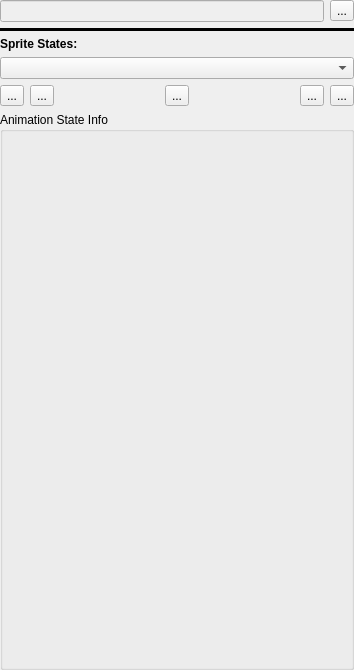
This is DesignerTool/src/SpriteWidget.ui in GameOverture/HarmonyEngine as Qt 5 draws it before an edit. The edited form follows.
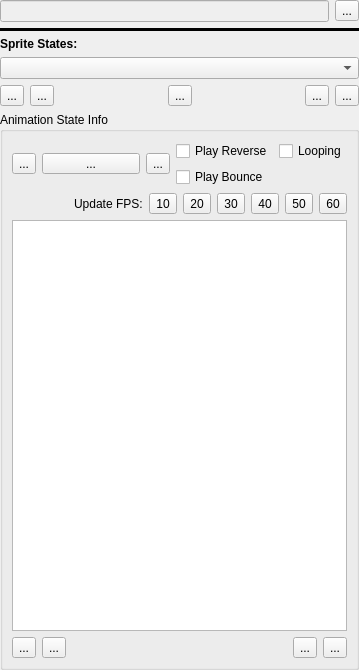
This is the edited form. Icons and pictures are not drawn. Custom widgets are drawn as their Qt base class.

What changed in the file:
```diff
--- a/DesignerTool/src/SpriteWidget.ui
+++ b/DesignerTool/src/SpriteWidget.ui
@@ -162,19 +162,215 @@
      <property name="title">
       <string>Animation State Info</string>
      </property>
-     <layout class="QVBoxLayout" name="grpStateLayout">
-      <property name="leftMargin">
-       <number>9</number>
-      </property>
-      <property name="topMargin">
-       <number>9</number>
-      </property>
-      <property name="rightMargin">
-       <number>9</number>
-      </property>
-      <property name="bottomMargin">
-       <number>9</number>
-      </property>
+     <layout class="QVBoxLayout" name="verticalLayout">
+      <item>
+       <layout class="QHBoxLayout" name="horizontalLayout_4">
+        <item>
+         <layout class="QHBoxLayout" name="horizontalLayout_6">
+          <item>
+           <widget class="QToolButton" name="btnFirstFrame">
+            <property name="text">
+             <string>...</string>
+            </property>
+            <property name="icon">
+             <iconset resource="res/DesignerTool.qrc">
+              <normaloff>:/icons16x16/media-rewind.png</normaloff>:/icons16x16/media-rewind.png</iconset>
+            </property>
+           </widget>
+          </item>
+          <item>
+           <widget class="QToolButton" name="btnPlay">
+            <property name="sizePolicy">
+             <sizepolicy hsizetype="Expanding" vsizetype="Fixed">
+              <horstretch>0</horstretch>
+              <verstretch>0</verstretch>
+             </sizepolicy>
+            </property>
+            <property name="text">
+             <string>...</string>
+            </property>
+            <property name="icon">
+             <iconset resource="res/DesignerTool.qrc">
+              <normaloff>:/icons16x16/media-play.png</normaloff>:/icons16x16/media-play.png</iconset>
+            </property>
+           </widget>
+          </item>
+          <item>
+           <widget class="QToolButton" name="btnLastFrame">
+            <property name="text">
+             <string>...</string>
+            </property>
+            <property name="icon">
+             <iconset resource="res/DesignerTool.qrc">
+              <normaloff>:/icons16x16/media-forward.png</normaloff>:/icons16x16/media-forward.png</iconset>
+            </property>
+           </widget>
+          </item>
+         </layout>
+        </item>
+        <item>
+         <layout class="QGridLayout" name="gridLayout">
+          <item row="1" column="0">
+           <widget class="QCheckBox" name="chkBounce">
+            <property name="text">
+             <string>Play Bounce</string>
+            </property>
+           </widget>
+          </item>
+          <item row="0" column="0">
+           <widget class="QCheckBox" name="chkReverse">
+            <property name="text">
+             <string>Play Reverse</string>
+            </property>
+           </widget>
+          </item>
+          <item row="0" column="1">
+           <widget class="QCheckBox" name="chkLoop">
+            <property name="text">
+             <string>Looping</string>
+            </property>
+           </widget>
+          </item>
+         </layout>
+        </item>
+       </layout>
+      </item>
+      <item>
+       <layout class="QHBoxLayout" name="horizontalLayout_3">
+        <item>
+         <spacer name="horizontalSpacer_4">
+          <property name="orientation">
+           <enum>Qt::Horizontal</enum>
+          </property>
+          <property name="sizeHint" stdset="0">
+           <size>
+            <width>40</width>
+            <height>20</height>
+           </size>
+          </property>
+         </spacer>
+        </item>
+        <item>
+         <widget class="QLabel" name="label_3">
+          <property name="text">
+           <string>Update FPS:</string>
+          </property>
+         </widget>
+        </item>
+        <item>
+         <widget class="QToolButton" name="btnHz10">
+          <property name="text">
+           <string>10</string>
+          </property>
+         </widget>
+        </item>
+        <item>
+         <widget class="QToolButton" name="btnHz20">
+          <property name="text">
+           <string>20</string>
+          </property>
+         </widget>
+        </item>
+        <item>
+         <widget class="QToolButton" name="btnHz30">
+          <property name="text">
+           <string>30</string>
+          </property>
+         </widget>
+        </item>
+        <item>
+         <widget class="QToolButton" name="btnHz40">
+          <property name="text">
+           <string>40</string>
+          </property>
+         </widget>
+        </item>
+        <item>
+         <widget class="QToolButton" name="btnHz50">
+          <property name="text">
+           <string>50</string>
+          </property>
+         </widget>
+        </item>
+        <item>
+         <widget class="QToolButton" name="btnHz60">
+          <property name="text">
+           <string>60</string>
+          </property>
+         </widget>
+        </item>
+       </layout>
+      </item>
+      <item>
+       <widget class="SpriteTableView" name="framesView">
+        <property name="sizePolicy">
+         <sizepolicy hsizetype="Minimum" vsizetype="Expanding">
+          <horstretch>0</horstretch>
+          <verstretch>0</verstretch>
+         </sizepolicy>
+        </property>
+        <property name="minimumSize">
+         <size>
+          <width>335</width>
+          <height>0</height>
+         </size>
+        </property>
+        <property name="horizontalScrollBarPolicy">
+         <enum>Qt::ScrollBarAlwaysOff</enum>
+        </property>
+        <property name="selectionMode">
+         <enum>QAbstractItemView::SingleSelection</enum>
+        </property>
+        <property name="selectionBehavior">
+         <enum>QAbstractItemView::SelectRows</enum>
+        </property>
+       </widget>
+      </item>
+      <item>
+       <layout class="QHBoxLayout" name="horizontalLayout">
+        <item>
+         <widget class="QToolButton" name="btnAddFrames">
+          <property name="text">
+           <string>...</string>
+          </property>
+         </widget>
+        </item>
+        <item>
+         <widget class="QToolButton" name="btnRemoveFrame">
+          <property name="text">
+           <string>...</string>
+          </property>
+         </widget>
+        </item>
+        <item>
+         <spacer name="horizontalSpacer_2">
+          <property name="orientation">
+           <enum>Qt::Horizontal</enum>
+          </property>
+          <property name="sizeHint" stdset="0">
+           <size>
+            <width>40</width>
+            <height>20</height>
+           </size>
+          </property>
+         </spacer>
+        </item>
+        <item>
+         <widget class="QToolButton" name="btnOrderFrameUp">
+          <property name="text">
+           <string>...</string>
+          </property>
+         </widget>
+        </item>
+        <item>
+         <widget class="QToolButton" name="btnOrderFrameDown">
+          <property name="text">
+           <string>...</string>
+          </property>
+         </widget>
+        </item>
+       </layout>
+      </item>
      </layout>
     </widget>
    </item>
@@ -390,6 +586,13 @@
    </property>
   </action>
  </widget>
+ <customwidgets>
+  <customwidget>
+   <class>SpriteTableView</class>
+   <extends>QTableView</extends>
+   <header>SpriteModelView.h</header>
+  </customwidget>
+ </customwidgets>
  <tabstops>
   <tabstop>txtPrefixAndName</tabstop>
  </tabstops>
```
Left out of the diff: 98 changed lines with no effect on the pictures.
